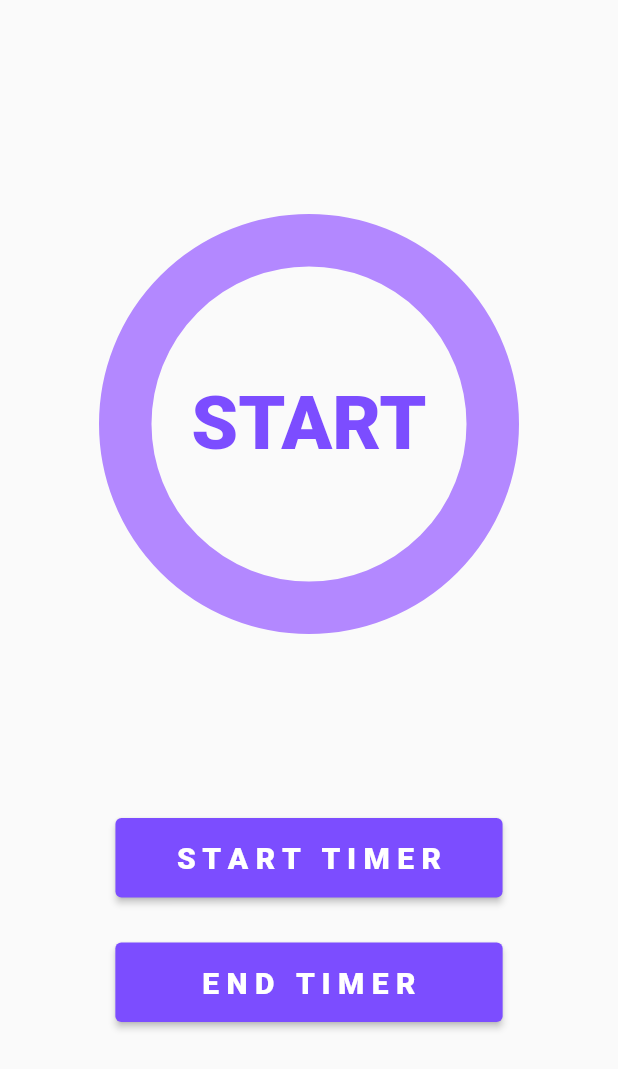
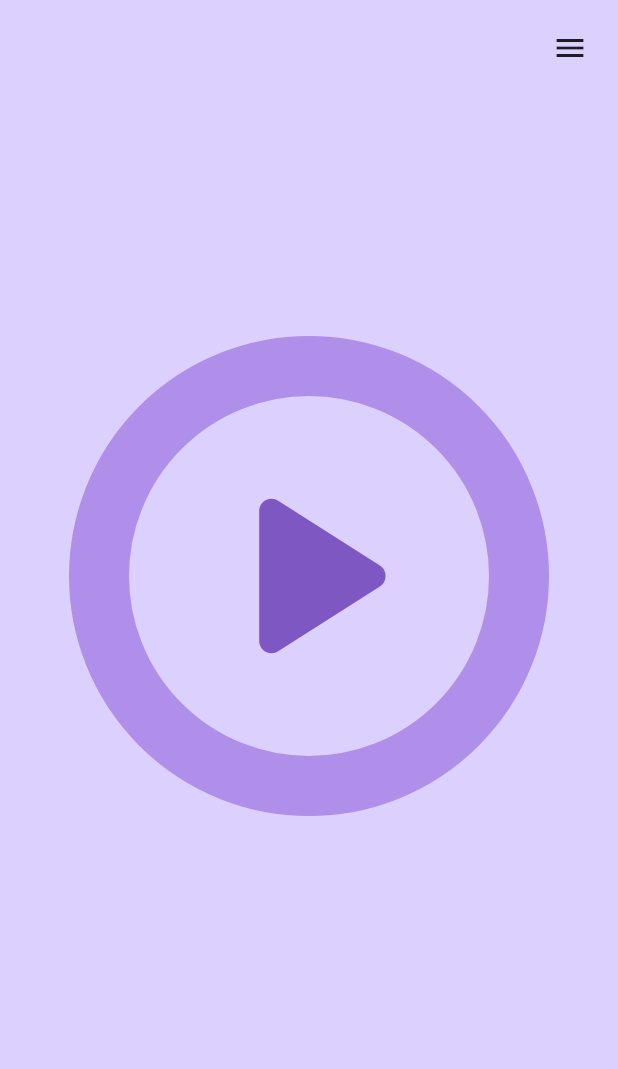
Before and after one commit to shivam-md/flutter_time_management, a Flutter app: the screen it shows after launch, on a phone screen of 412 x 824 dp. Shown: the top 1069 px of the screen. Run offline on Flutter 3.47's test engine with Material 2 defaults, Android fonts, the light colour scheme and no system bars; drawn by our look-alikes of percent_indicator.

Commit message:
ui updated

```diff
--- a/lib/pages/home_page.dart
+++ b/lib/pages/home_page.dart
@@ -15,17 +15,15 @@ class _HomePageState extends State<HomePage> {
   // late double progress;
 
   void counter() {
-
-    if(isTimerActive == false){
+    if (isTimerActive == false) {
       isTimerActive = true;
       Timer.periodic(const Duration(seconds: 1), (t) {
-        if(_timeInSec > -1){
+        if (_timeInSec > -1) {
           setState(() {
             _timeInSec--;
             circularPercentProgress();
           });
-        }
-        else{
+        } else {
           isTimerActive = false;
           _timeInSec = 6;
           t.cancel();
@@ -33,106 +31,153 @@ class _HomePageState extends State<HomePage> {
       });
     }
   }
-  // returns START if timer has ended or yet to start.
-  // returns seconds remaining when Timer is active.
-  String timerStatus(){
-    if(_timeInSec == 6 || _timeInSec < 0){
-      return 'START';
-    }
-    return _timeInSec.toString();
-  }
 
   @override
   Widget build(BuildContext context) {
     return SafeArea(
       child: Container(
         padding: const EdgeInsets.all(20),
-        // decoration: BoxDecoration(
-        //   color: Colors.purple.shade50,
-        // ),
+        decoration: const BoxDecoration(
+          color: Color(0xFFDCD0FF),
+        ),
         child: Center(
           child: Column(
-            mainAxisAlignment: MainAxisAlignment.spaceEvenly,
+            // mainAxisAlignment: MainAxisAlignment.spaceBetween,
             crossAxisAlignment: CrossAxisAlignment.center,
             children: [
+              Align(
+                alignment: Alignment.topRight,
+                child: GestureDetector(
+                  child: const Icon(Icons.menu),
+                  onTap: () {
+                    debugPrint("menu button clicked");
+                  },
+                ),
+              ),
+              const SizedBox(
+                height: 180,
+              ),
               CircularPercentIndicator(
-                radius: 140,
+                radius: 160,
                 animation: true,
                 animateFromLastPercent: true,
                 animationDuration: 50,
-                lineWidth: 35,
-                backgroundColor: Colors.deepPurpleAccent.shade100,
-                progressColor: Colors.deepPurpleAccent.shade700,
+                lineWidth: 40,
+                backgroundColor: Color(0xFFAF8FE9),
+                progressColor: Colors.deepPurple.shade400,
                 circularStrokeCap: CircularStrokeCap.round,
                 percent: circularPercentProgress(),
-                center: Text(
-                  timerStatus(),
-                  style: const TextStyle(fontSize: 50,fontWeight: FontWeight.w900 ,color: Colors.deepPurpleAccent),
-                ),
+                center: timerStatus(),
               ),
-              Column(
-                children: [
-                  ElevatedButton(
-                    style: ElevatedButton.styleFrom(
-                      backgroundColor: Colors.deepPurpleAccent,
-                    ),
-                    onPressed: () {
-                      counter();
-                      debugPrint(" start button pressed");
-                    },
-                    child: const Padding(
-                      padding: EdgeInsets.symmetric(vertical: 15, horizontal: 25),
-                      child: Text(
-                        "S T A R T   T I M E R",
-                        style: TextStyle(fontSize: 20, color: Colors.white, fontWeight: FontWeight.w900),
-                      ),
-                    ),
-                  ),
-                  const SizedBox(height: 30,),
-                  ElevatedButton(
-                    style: ElevatedButton.styleFrom(
-                      backgroundColor: Colors.deepPurpleAccent,
-                    ),
-                    onPressed: () {
-                      setState(() {
-                        _timeInSec = -1;
-                      });
-                      debugPrint(" end timer button pressed");
-                    },
-                    child: const Padding(
-                      padding: EdgeInsets.symmetric(vertical: 15, horizontal: 42),
-                      child: Text(
-                        "E N D   T I M E R",
-                        style: TextStyle(fontSize: 20, color: Colors.white, fontWeight: FontWeight.w900),
-                      ),
-                    ),
-                  ),
-                ],
-              )
             ],
           ),
         ),
       ),
     );
   }
+
+  // returns START if timer has ended or yet to start.
+  // returns seconds remaining when Timer is active.
+  Widget timerStatus() {
+    if (_timeInSec == 6 || _timeInSec < 0) {
+      return FittedBox(
+        alignment: Alignment.center,
+        child: GestureDetector(
+          onTap: () {
+            counter();
+            debugPrint(" start button pressed");
+          },
+          child: Icon(
+            Icons.play_arrow_rounded,
+            size: 200,
+            color: Colors.deepPurple.shade400,
+          ),
+        ),
+      );
+    }
+    return TextButton(
+      onPressed: (){
+        setState(() {
+          _timeInSec = -1;
+        });
+        debugPrint(" end timer button pressed");
+      },
+      child: Text(
+        _timeInSec.toString(),
+        style: TextStyle(
+          fontSize: 80,
+          fontWeight: FontWeight.w900,
+          color: Colors.deepPurple.shade400,),),
+    );
+  }
   // tracks progress of counter.
-  double circularPercentProgress(){
+  double circularPercentProgress() {
     // make animation value go in ascending order.
     var timeInSec = 5 - _timeInSec;
 
     // if timer has started and has not ended (> -1).
-    if(_timeInSec >= 0 && _timeInSec < 6) return (timeInSec/5);
+    if (_timeInSec >= 0 && _timeInSec < 6) return (timeInSec / 5);
 
     // if timer is either completed or yet to start
     return 0.00;
   }
+}
 
-  Widget? showPomodoroTimer(){
-    int timeInSeconds = 25*60;
 
-    if(timeInSeconds == 0 || timeInSeconds == 25*60){
-      return IconButton(onPressed: (){}, icon: Icon(Icons.play_arrow));
-    }
 
-  }
-}
+
+
+
+
+
+
+
+
+
+
+// removed container below
+//  Column(
+//                 children: [
+//                   ElevatedButton(
+//                     style: ElevatedButton.styleFrom(
+//                       backgroundColor: Colors.deepPurpleAccent,
+//                     ),
+//                     onPressed: () {
+//                       counter();
+//                       debugPrint(" start button pressed");
+//                     },
+//                     child: const Padding(
+//                       padding: EdgeInsets.symmetric(vertical: 15, horizontal: 25),
+//                       child: Text(
+//                         "S T A R T   T I M E R",
+//                         style: TextStyle(fontSize: 20, color: Colors.white, fontWeight: FontWeight.w900),
+//                       ),
+//                     ),
+//                   ),
+//                   const SizedBox(
+//                     height: 30,
+//                   ),
+//                   ElevatedButton(
+//                     style: ElevatedButton.styleFrom(
+//                       backgroundColor: Colors.deepPurpleAccent,
+//                     ),
+//                     onPressed: () {
+//                       setState(() {
+//                         _timeInSec = -1;
+//                       });
+//                       debugPrint(" end timer button pressed");
+//                     },
+//                     child: const Padding(
+//                       padding:
+//                           EdgeInsets.symmetric(vertical: 15, horizontal: 42),
+//                       child: Text(
+//                         "E N D   T I M E R",
+//                         style: TextStyle(
+//                             fontSize: 20,
+//                             color: Colors.white,
+//                             fontWeight: FontWeight.w900),
+//                       ),
+//                     ),
+//                   ),
+//                 ],
+//               ) //
```
